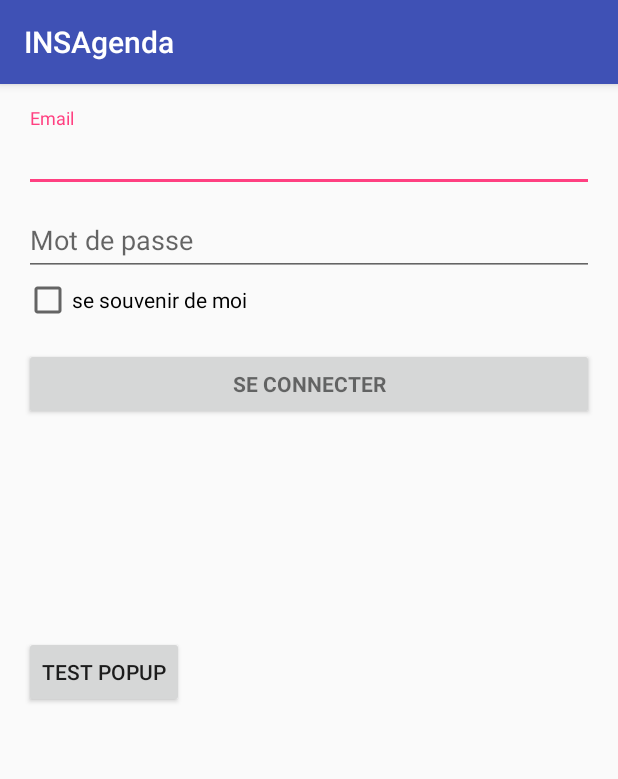
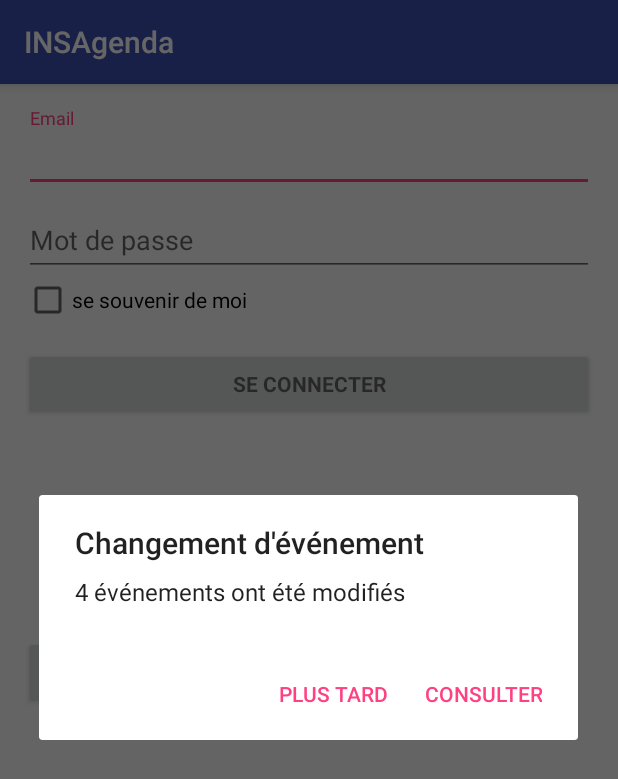
Before and after one commit to sky9611/Android_calender, an Android app: the screen it shows after launch (LoginActivity), after a tap on "TEST POPUP", on a phone screen of 412 x 824 dp. Shown: the top 779 px of the screen. Run offline under Robolectric (Android 15) with nearby library versions, the phone set to English and light mode, and no system bars; 2 statements that could not run were skipped.

Commit message:
rewrite popup

```diff
--- a/calenderDemo/app/src/main/java/com/example/wth/application/AddMember.java
+++ b/calenderDemo/app/src/main/java/com/example/wth/application/AddMember.java
@@ -1,10 +1,8 @@
 package com.example.wth.application;
 
-import android.content.Intent;
 import android.os.Bundle;
 import android.support.v7.app.ActionBar;
 import android.support.v7.app.AppCompatActivity;
-import android.support.v7.widget.Toolbar;
 import android.view.View;
 import android.widget.Button;
 
--- a/calenderDemo/app/src/main/java/com/example/wth/application/CalendarActivity.java
+++ b/calenderDemo/app/src/main/java/com/example/wth/application/CalendarActivity.java
@@ -4,7 +4,6 @@ import android.content.Intent;
 import android.os.Bundle;
 import android.support.design.widget.FloatingActionButton;
 import android.support.design.widget.NavigationView;
-import android.support.design.widget.Snackbar;
 import android.support.v4.view.GravityCompat;
 import android.support.v4.widget.DrawerLayout;
 import android.support.v7.app.ActionBarDrawerToggle;
@@ -19,8 +18,6 @@ import android.view.Menu;
 import android.view.MenuItem;
 import android.view.View;
 import android.view.ViewGroup;
-import android.widget.BaseAdapter;
-import android.widget.ListView;
 import android.widget.TextView;
 
 import java.util.ArrayList;
--- a/calenderDemo/app/src/main/java/com/example/wth/application/CreationGroupActivity.java
+++ b/calenderDemo/app/src/main/java/com/example/wth/application/CreationGroupActivity.java
@@ -8,7 +8,6 @@ import android.view.View;
 import android.widget.Button;
 import android.widget.CheckBox;
 import android.widget.EditText;
-import android.widget.ImageButton;
 import android.widget.TextView;
 
 
--- a/calenderDemo/app/src/main/java/com/example/wth/application/EventAdapter.java
+++ b/calenderDemo/app/src/main/java/com/example/wth/application/EventAdapter.java
@@ -6,7 +6,6 @@ import android.support.v7.widget.RecyclerView;
 import android.view.LayoutInflater;
 import android.view.View;
 import android.view.ViewGroup;
-import android.widget.ImageView;
 import android.widget.TextView;
 
 import java.lang.ref.WeakReference;
--- a/calenderDemo/app/src/main/java/com/example/wth/application/EventItem.java
+++ b/calenderDemo/app/src/main/java/com/example/wth/application/EventItem.java
@@ -1,8 +1,5 @@
 package com.example.wth.application;
 
-/**
- * Created by Inspiron on 2017/11/18.
- */
 
 public class EventItem {
     private String event;
--- a/calenderDemo/app/src/main/java/com/example/wth/application/LoginActivity.java
+++ b/calenderDemo/app/src/main/java/com/example/wth/application/LoginActivity.java
@@ -3,10 +3,12 @@ package com.example.wth.application;
 import android.animation.Animator;
 import android.animation.AnimatorListenerAdapter;
 import android.annotation.TargetApi;
+import android.content.DialogInterface;
 import android.content.Intent;
 import android.content.pm.PackageManager;
 import android.support.annotation.NonNull;
 import android.support.design.widget.Snackbar;
+import android.support.v7.app.AlertDialog;
 import android.support.v7.app.AppCompatActivity;
 import android.app.LoaderManager.LoaderCallbacks;
 
@@ -132,10 +134,25 @@ public class LoginActivity extends AppCompatActivity implements LoaderCallbacks<
         testPopupButton.setOnClickListener(new View.OnClickListener(){
             @Override
             public void onClick(View v){
-                Intent i = new Intent(LoginActivity.this ,EventChangesDialog.class);
-                startActivity(i);
+                //Intent i = new Intent(LoginActivity.this ,EventChangesDialog.class);
+                //startActivity(i);
+                new AlertDialog.Builder(LoginActivity.this)
+                        .setTitle("Changement d'événement")
+                        .setMessage("4 événements ont été modifiés")
+                        .setNegativeButton("plus tard", null)
+                        .setPositiveButton("consulter", new DialogInterface.OnClickListener()
+                        {
+                            @Override
+                            public void onClick(DialogInterface dialog, int which)
+                            {
+                                Intent i = new Intent(LoginActivity.this , EventChangesActivity.class);
+                                startActivity(i);
+                            }
+                        })
+                        .show();
             }
         });
+
     }
 
     private void populateAutoComplete() {
--- a/calenderDemo/app/src/main/java/com/example/wth/application/Mes_groupes2.java
+++ b/calenderDemo/app/src/main/java/com/example/wth/application/Mes_groupes2.java
@@ -6,15 +6,10 @@ import android.os.Bundle;
 import android.support.annotation.RequiresApi;
 import android.support.v7.app.ActionBar;
 import android.support.v7.app.AppCompatActivity;
-
-import android.os.Bundle;
-import android.support.v7.app.AppCompatActivity;
 import android.view.View;
 import android.widget.Button;
 import android.widget.ImageButton;
 import android.widget.TextView;
-
-import com.example.wth.application.R;
 
 /**
  * Created by JossTheBoss on 21/11/2017.
```
Also changed, not shown: calenderDemo/app/src/main/java/com/example/wth/application/CreationEventActivity.java (+0 -8 lines), calenderDemo/app/src/main/java/com/example/wth/application/EventChangesDialog.java (deleted, +0 -26 lines), calenderDemo/app/src/main/java/com/example/wth/application/EventChangesDialogFragment.java (deleted, +0 -30 lines), calenderDemo/app/src/main/java/com/example/wth/application/Mes_groupes.java (+1 -7 lines), calenderDemo/app/src/main/res/layout/activity_event_changes_dialog.xml (deleted, +0 -12 lines).
